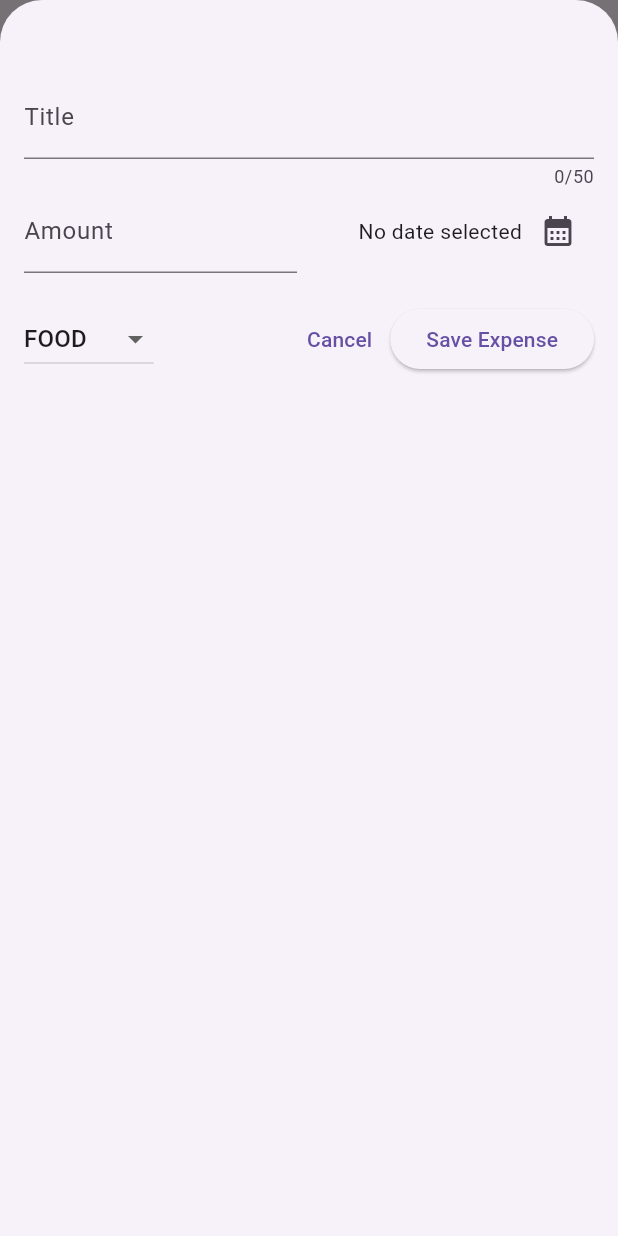
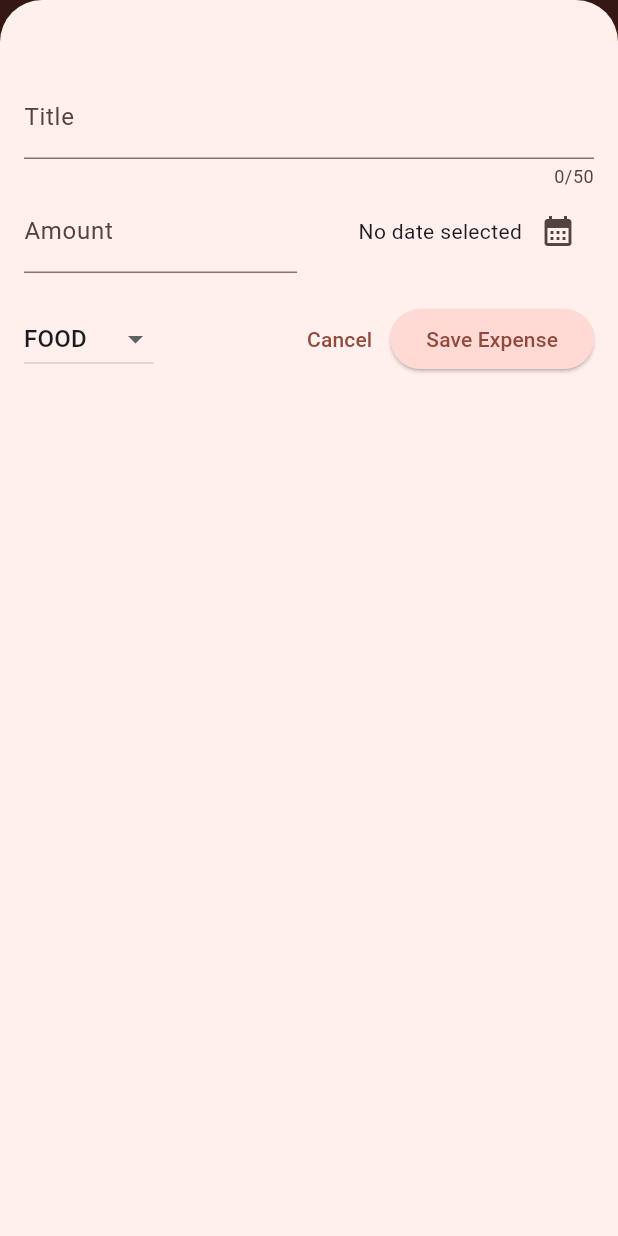
Before and after one commit to diegoalonsonm/flutter-expense-tracker, a Flutter app: the screen it shows after launch, after a tap on the "add" icon, on a phone screen of 412 x 824 dp. Run offline on Flutter 3.47's test engine with Material 3 defaults, Android fonts, the phone set to English and light mode, and no system bars.

Commit message:
firts theming

```diff
--- a/lib/main.dart
+++ b/lib/main.dart
@@ -1,10 +1,36 @@
 import 'package:flutter/material.dart';
 import 'package:expense_tracker/widgets/expenses.dart';
+
+// initializing a variable with a k "makes it" global
+// this is a color scheme that will be used throughout the app with the color passed on the seedColor parameter
+var kColorScheme = ColorScheme.fromSeed(seedColor: const Color.fromARGB(255, 114, 21, 8));
 
 void main() {
   runApp (
     MaterialApp(
-      theme: ThemeData(useMaterial3: true),
+      theme: ThemeData().copyWith(
+        colorScheme: kColorScheme,
+        appBarTheme: const AppBarTheme().copyWith(
+          backgroundColor: kColorScheme.onPrimaryContainer,
+          foregroundColor: kColorScheme.primaryContainer
+        ),
+        cardTheme: const CardTheme().copyWith(
+          color: kColorScheme.secondaryContainer,
+          margin: const EdgeInsets.symmetric(horizontal: 16, vertical: 8)
+        ),
+        elevatedButtonTheme: ElevatedButtonThemeData(
+          style: ElevatedButton.styleFrom(
+            backgroundColor: kColorScheme.primaryContainer,
+          )
+        ),
+        textTheme: ThemeData().textTheme.copyWith(
+          titleLarge: TextStyle(
+            fontSize: 22,
+            fontWeight: FontWeight.bold,
+            color: kColorScheme.secondaryContainer
+          ),
+        )
+      ),
       home: const Expenses(),
     )
   );
```
